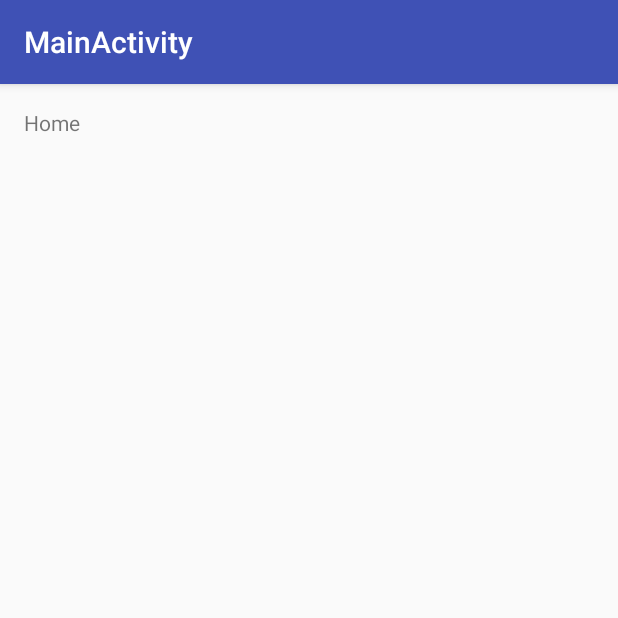
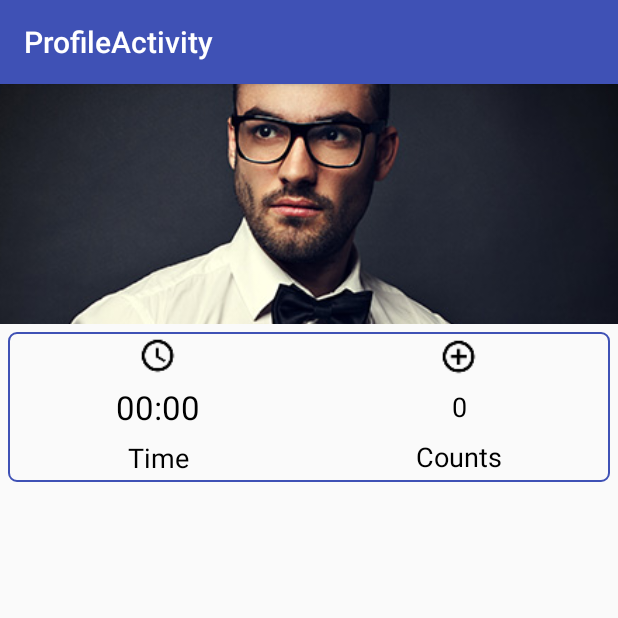
Before and after one commit to ranjith068/UpCounter, an Android app: the screen it shows after launch (ProfileActivity), item 3 of the bottom bar chosen, on a phone screen of 412 x 824 dp, the top half of it. Run offline under Robolectric (Android 15) with nearby library versions, the phone set to English and light mode, and no system bars.

Commit message:
third commit

```diff
--- a/app/src/main/AndroidManifest.xml
+++ b/app/src/main/AndroidManifest.xml
@@ -11,7 +11,8 @@
         android:theme="@style/AppTheme">
         <activity
             android:name=".HomeActivity"
-            android:theme="@style/AppTheme.NoActionBar">
+            android:theme="@style/AppTheme.NoActionBar"
+            android:screenOrientation="portrait">
             <intent-filter>
                 <action android:name="android.intent.action.MAIN" />
 
@@ -20,7 +21,8 @@
         </activity>
         <activity
             android:name=".ProfileActivity"
-            android:label="@string/title_activity_main"></activity>
+            android:label="@string/title_activity_profile"
+            android:screenOrientation="portrait"></activity>
     </application>
 
 </manifest>
--- a/app/src/main/java/com/countersample/HomeActivity.java
+++ b/app/src/main/java/com/countersample/HomeActivity.java
@@ -17,6 +17,7 @@ import android.widget.Button;
 import android.widget.Chronometer;
 import android.widget.ProgressBar;
 import android.widget.TextView;
+import android.widget.Toast;
 
 import com.countersample.utils.MyTabLayout;
 
@@ -28,7 +29,7 @@ public class HomeActivity extends AppCompatActivity implements TabLayout.OnTabSe
     Chronometer chronometer;
     private boolean timerFlag = false;
     private int interval = 1;
-
+    MyTabLayout tabLayout;
 
     private BottomNavigationView.OnNavigationItemSelectedListener mOnNavigationItemSelectedListener
             = item -> {
@@ -41,9 +42,10 @@ public class HomeActivity extends AppCompatActivity implements TabLayout.OnTabSe
                         return true;
                     case R.id.navigation_profile:
 
-
-
-                        startActivity(new Intent(HomeActivity.this,ProfileActivity.class));
+                        Bundle bundle = new Bundle();
+                        bundle.putString("count",counterTxt.getText().toString());
+                        bundle.putString("time",chronometer.getText().toString());
+                        startActivity(new Intent(HomeActivity.this,ProfileActivity.class).putExtras(bundle));
                         overridePendingTransition(R.anim.slidein,R.anim.slideout);
 
                         return true;
@@ -72,7 +74,7 @@ public class HomeActivity extends AppCompatActivity implements TabLayout.OnTabSe
         animation.setDuration(990);
         animation.setInterpolator(new DecelerateInterpolator());
 
-        MyTabLayout tabLayout = (MyTabLayout) findViewById(R.id.tabs);
+        tabLayout = (MyTabLayout) findViewById(R.id.tabs);
         timerBtn = (Button) findViewById(R.id.timer);
         counterTxt = (TextView) findViewById(R.id.counter);
 
@@ -89,11 +91,12 @@ public class HomeActivity extends AppCompatActivity implements TabLayout.OnTabSe
         timerBtn.setOnClickListener(v -> {
             counter = 0;
             if (timerFlag) {
+
                 animation.end();
                 chronometer.stop();
                 timerBtn.setText("Go");
+
             } else {
-
 
                 animation.start();
 
@@ -161,16 +164,25 @@ public class HomeActivity extends AppCompatActivity implements TabLayout.OnTabSe
     @Override
     public void onTabSelected(TabLayout.Tab tab) {
 
+        tabLayout.setScrollPosition(tab.getPosition(), 0f, true);
 
         if(tab.getPosition() == 0)
         {
+
             interval = 2;
+            Toast.makeText(HomeActivity.this,"Count Value = "+interval,Toast.LENGTH_SHORT).show();
         } else if(tab.getPosition() == 1){
+
             interval = 1;
+            Toast.makeText(HomeActivity.this,"Count Value = "+interval,Toast.LENGTH_SHORT).show();
         }else if(tab.getPosition() == 2){
+
             interval = 5;
+            Toast.makeText(HomeActivity.this,"Count Value = "+interval,Toast.LENGTH_SHORT).show();
         } else{
+
             interval = 10;
+            Toast.makeText(HomeActivity.this,"Count Value = "+interval,Toast.LENGTH_SHORT).show();
         }
 
     }
@@ -182,15 +194,24 @@ public class HomeActivity extends AppCompatActivity implements TabLayout.OnTabSe
 
     @Override
     public void onTabReselected(TabLayout.Tab tab) {
+        tabLayout.setScrollPosition(tab.getPosition(), 0f, true);
         if(tab.getPosition() == 0)
         {
+
             interval = 2;
+            Toast.makeText(HomeActivity.this,"Count Value = "+interval,Toast.LENGTH_SHORT).show();
         } else if(tab.getPosition() == 1){
+
             interval = 1;
+            Toast.makeText(HomeActivity.this,"Count Value = "+interval,Toast.LENGTH_SHORT).show();
         }else if(tab.getPosition() == 2){
+
             interval = 5;
+            Toast.makeText(HomeActivity.this,"Count Value = "+interval,Toast.LENGTH_SHORT).show();
         } else{
+
             interval = 10;
+            Toast.makeText(HomeActivity.this,"Count Value = "+interval,Toast.LENGTH_SHORT).show();
         }
     }
 
--- a/app/src/main/java/com/countersample/ProfileActivity.java
+++ b/app/src/main/java/com/countersample/ProfileActivity.java
@@ -5,18 +5,27 @@ import android.support.annotation.NonNull;
 import android.support.design.widget.BottomNavigationView;
 import android.support.v7.app.AppCompatActivity;
 import android.view.MenuItem;
+import android.widget.Chronometer;
 import android.widget.TextView;
 
 public class ProfileActivity extends AppCompatActivity {
 
 
+    private Chronometer chronometer;
+    private TextView counterTxt;
 
     @Override
     protected void onCreate(Bundle savedInstanceState) {
         super.onCreate(savedInstanceState);
         setContentView(R.layout.activity_main);
 
+        counterTxt = (TextView) findViewById(R.id.counter);
 
+        chronometer = (Chronometer) findViewById(R.id.chronometer);
+        if (getIntent().getExtras() != null){
+            counterTxt.setText(getIntent().getExtras().getString("count"));
+            chronometer.setText(getIntent().getExtras().getString("time"));
+        }
     }
 
 }
--- a/app/src/main/res/layout/activity_main.xml
+++ b/app/src/main/res/layout/activity_main.xml
@@ -8,23 +8,85 @@
     android:orientation="vertical"
     tools:context="com.countersample.ProfileActivity">
 
-    <FrameLayout
-        android:id="@+id/content"
+    <ImageView
         android:layout_width="match_parent"
-        android:layout_height="0dp"
-        android:layout_weight="1">
+        android:layout_height="@dimen/progressbar_height"
+        android:scaleType="centerCrop"
+        android:src="@drawable/cartoon" />
 
-        <TextView
-            android:id="@+id/message"
+    <LinearLayout
+        android:layout_width="match_parent"
+        android:layout_height="@dimen/layout_height"
+        android:layout_above="@+id/navigation"
+        android:layout_margin="@dimen/small_margin"
+        android:background="@drawable/rounded_button_transparent"
+        android:orientation="horizontal">
+
+        <LinearLayout
             android:layout_width="match_parent"
-            android:layout_height="wrap_content"
-            android:layout_marginBottom="@dimen/activity_vertical_margin"
-            android:layout_marginLeft="@dimen/activity_horizontal_margin"
-            android:layout_marginRight="@dimen/activity_horizontal_margin"
-            android:layout_marginTop="@dimen/activity_vertical_margin"
-            android:text="@string/title_home" />
+            android:layout_height="match_parent"
+            android:layout_weight="1"
+            android:orientation="vertical">
 
-    </FrameLayout>
+            <ImageView
+                android:layout_width="25dp"
+                android:layout_height="25dp"
+                android:layout_gravity="center"
+                android:layout_weight="1"
+                android:src="@drawable/ic_access_time" />
+
+            <Chronometer
+                android:id="@+id/chronometer"
+                android:layout_width="match_parent"
+                android:layout_height="wrap_content"
+                android:layout_weight="1"
+                android:gravity="center"
+                android:textColor="@color/colorBlack"
+                android:textSize="@dimen/chronometer_txt" />
+
+            <TextView
+                android:layout_width="match_parent"
+                android:layout_height="wrap_content"
+                android:layout_weight="1"
+                android:gravity="center"
+                android:text="Time"
+                android:textColor="@color/colorBlack"
+                android:textSize="@dimen/counter_txt" />
+        </LinearLayout>
+
+        <LinearLayout
+            android:layout_width="match_parent"
+            android:layout_height="match_parent"
+            android:layout_weight="1"
+            android:orientation="vertical">
+
+            <ImageView
+                android:layout_width="25dp"
+                android:layout_height="25dp"
+                android:layout_gravity="center"
+                android:layout_weight="1"
+                android:src="@drawable/ic_add_circle_outline" />
+
+            <TextView
+                android:id="@+id/counter"
+                android:layout_width="match_parent"
+                android:layout_height="wrap_content"
+                android:layout_weight="1"
+                android:gravity="center"
+                android:text="@string/counter"
+                android:textColor="@color/colorBlack"
+                android:textSize="@dimen/counter_txt" />
+
+            <TextView
+                android:layout_width="match_parent"
+                android:layout_height="wrap_content"
+                android:layout_weight="1"
+                android:gravity="center"
+                android:text="Counts"
+                android:textColor="@color/colorBlack"
+                android:textSize="@dimen/counter_txt" />
+        </LinearLayout>
+    </LinearLayout>
 
 
 </LinearLayout>
--- a/app/src/main/res/values/strings.xml
+++ b/app/src/main/res/values/strings.xml
@@ -8,5 +8,5 @@
     <string name="section_format">Hello World from section: %1$d</string>
     <string name="button_txt">Go</string>
     <string name="counter">0</string>
-    <string name="title_activity_main">MainActivity</string>
+    <string name="title_activity_profile">ProfileActivity</string>
 </resources>
```
Also changed, not shown: app/src/main/res/drawable-hdpi/cartoon.png (added), 1 other file.
